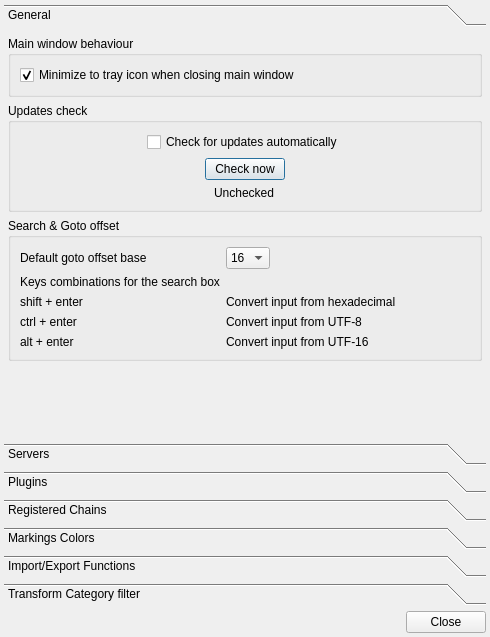
The window that gui/settingsdialog.ui (nccgroup/pip3line) describes before a commit, drawn with Qt 5.
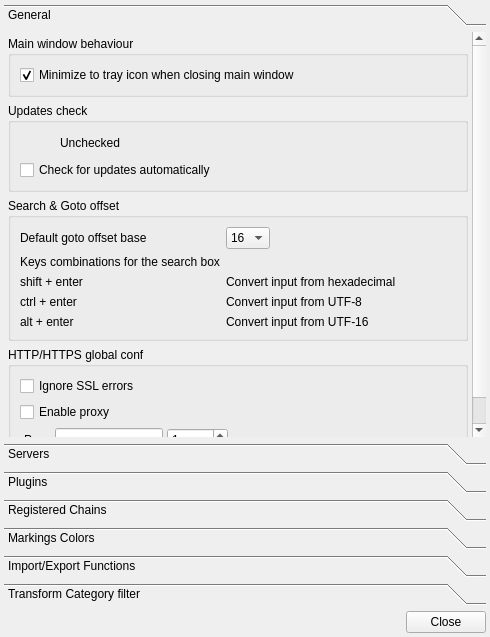
The same window after the commit. Icons and pictures are not drawn. Custom widgets are drawn as their Qt base class.

```diff
--- a/gui/settingsdialog.ui
+++ b/gui/settingsdialog.ui
@@ -80,40 +80,62 @@
          <property name="title">
           <string>Updates check</string>
          </property>
-         <layout class="QVBoxLayout" name="verticalLayout_5">
-          <item alignment="Qt::AlignHCenter">
+         <layout class="QVBoxLayout" name="verticalLayout_3">
+          <item>
+           <widget class="QWidget" name="widget2" native="true">
+            <layout class="QHBoxLayout" name="horizontalLayout_4">
+             <property name="spacing">
+              <number>0</number>
+             </property>
+             <property name="margin">
+              <number>0</number>
+             </property>
+             <item>
+              <widget class="QPushButton" name="checkUpdatePushButton">
+               <property name="sizePolicy">
+                <sizepolicy hsizetype="Maximum" vsizetype="Fixed">
+                 <horstretch>0</horstretch>
+                 <verstretch>0</verstretch>
+                </sizepolicy>
+               </property>
+               <property name="text">
+                <string/>
+               </property>
+               <property name="icon">
+                <iconset resource="gui_res.qrc">
+                 <normaloff>:/Images/icons/view-refresh.png</normaloff>:/Images/icons/view-refresh.png</iconset>
+               </property>
+               <property name="flat">
+                <bool>true</bool>
+               </property>
+              </widget>
+             </item>
+             <item>
+              <widget class="QLabel" name="versionCheckedLabel">
+               <property name="sizePolicy">
+                <sizepolicy hsizetype="Preferred" vsizetype="Maximum">
+                 <horstretch>0</horstretch>
+                 <verstretch>0</verstretch>
+                </sizepolicy>
+               </property>
+               <property name="text">
+                <string>Unchecked</string>
+               </property>
+               <property name="alignment">
+                <set>Qt::AlignLeading|Qt::AlignLeft|Qt::AlignVCenter</set>
+               </property>
+              </widget>
+             </item>
+            </layout>
+           </widget>
+          </item>
+          <item>
            <widget class="QCheckBox" name="autoUpdateCheckBox">
             <property name="text">
              <string>Check for updates automatically</string>
             </property>
            </widget>
           </item>
-          <item alignment="Qt::AlignHCenter">
-           <widget class="QPushButton" name="checkUpdatePushButton">
-            <property name="sizePolicy">
-             <sizepolicy hsizetype="Maximum" vsizetype="Fixed">
-              <horstretch>0</horstretch>
-              <verstretch>0</verstretch>
-             </sizepolicy>
-            </property>
-            <property name="text">
-             <string>Check now</string>
-            </property>
-           </widget>
-          </item>
-          <item alignment="Qt::AlignHCenter">
-           <widget class="QLabel" name="versionCheckedLabel">
-            <property name="sizePolicy">
-             <sizepolicy hsizetype="Preferred" vsizetype="Maximum">
-              <horstretch>0</horstretch>
-              <verstretch>0</verstretch>
-             </sizepolicy>
-            </property>
-            <property name="text">
-             <string>Unchecked</string>
-            </property>
-           </widget>
-          </item>
          </layout>
         </widget>
        </item>
@@ -213,6 +235,109 @@
          </layout>
         </widget>
        </item>
+       <item>
+        <widget class="QGroupBox" name="groupBox_2">
+         <property name="title">
+          <string>HTTP/HTTPS global conf</string>
+         </property>
+         <layout class="QVBoxLayout" name="verticalLayout_4">
+          <item>
+           <widget class="QCheckBox" name="ignoreSSLErrCheckBox">
+            <property name="text">
+             <string>Ignore SSL errors</string>
+            </property>
+           </widget>
+          </item>
+          <item>
+           <widget class="QCheckBox" name="enableProxyCheckBox">
+            <property name="text">
+             <string>Enable proxy</string>
+            </property>
+           </widget>
+          </item>
+          <item>
+           <widget class="QWidget" name="widget_2" native="true">
+            <layout class="QHBoxLayout" name="horizontalLayout_5">
+             <property name="spacing">
+              <number>0</number>
+             </property>
+             <property name="leftMargin">
+              <number>4</number>
+             </property>
+             <property name="topMargin">
+              <number>0</number>
+             </property>
+             <property name="rightMargin">
+              <number>4</number>
+             </property>
+             <property name="bottomMargin">
+              <number>0</number>
+             </property>
+             <item alignment="Qt::AlignLeft">
+              <widget class="QLabel" name="label_2">
+               <property name="text">
+                <string>Proxy</string>
+               </property>
+              </widget>
+             </item>
+             <item alignment="Qt::AlignLeft">
+              <widget class="QLineEdit" name="proxyHostLineEdit">
+               <property name="maximumSize">
+                <size>
+                 <width>150</width>
+                 <height>16777215</height>
+                </size>
+               </property>
+               <property name="toolTip">
+                <string>&lt;html&gt;&lt;head/&gt;&lt;body&gt;&lt;p&gt;Proxy IP&lt;/p&gt;&lt;/body&gt;&lt;/html&gt;</string>
+               </property>
+              </widget>
+             </item>
+             <item>
+              <widget class="QLabel" name="label_7">
+               <property name="text">
+                <string>:</string>
+               </property>
+              </widget>
+             </item>
+             <item>
+              <widget class="QSpinBox" name="proxyPortSpinBox">
+               <property name="sizePolicy">
+                <sizepolicy hsizetype="Maximum" vsizetype="Fixed">
+                 <horstretch>0</horstretch>
+                 <verstretch>0</verstretch>
+                </sizepolicy>
+               </property>
+               <property name="toolTip">
+                <string>Proxy port</string>
+               </property>
+               <property name="minimum">
+                <number>1</number>
+               </property>
+               <property name="maximum">
+                <number>65535</number>
+               </property>
+              </widget>
+             </item>
+             <item>
+              <spacer name="horizontalSpacer_3">
+               <property name="orientation">
+                <enum>Qt::Horizontal</enum>
+               </property>
+               <property name="sizeHint" stdset="0">
+                <size>
+                 <width>40</width>
+                 <height>20</height>
+                </size>
+               </property>
+              </spacer>
+             </item>
+            </layout>
+           </widget>
+          </item>
+         </layout>
+        </widget>
+       </item>
        <item>
         <spacer name="verticalSpacer_3">
          <property name="orientation">
```
Left out of the diff: 24 changed lines with no effect on the pictures.
